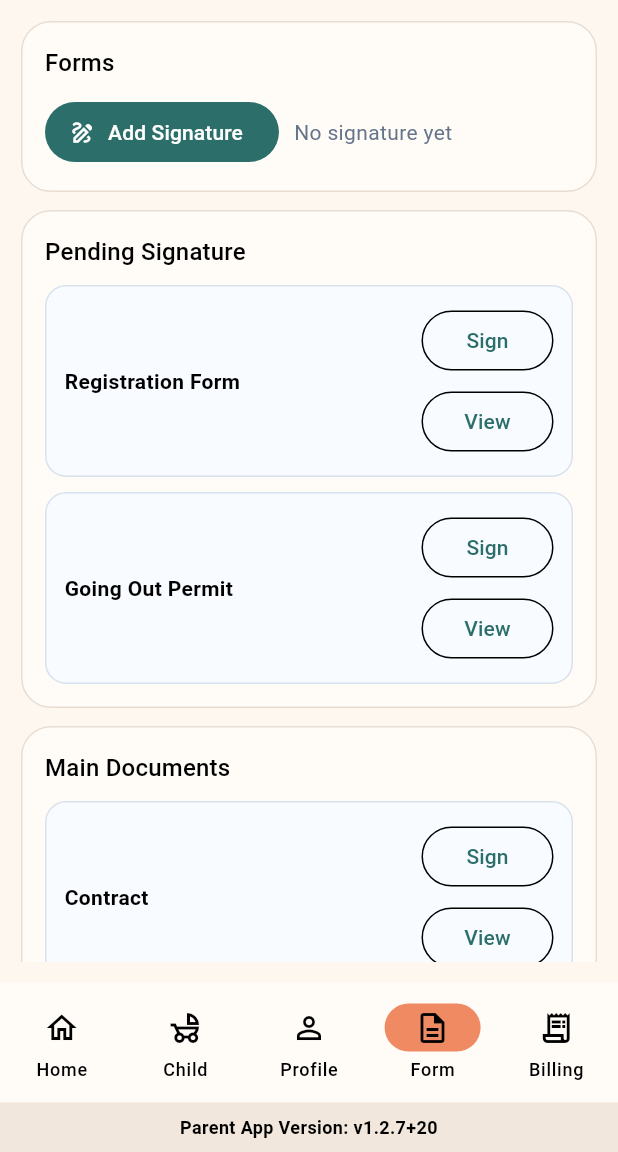
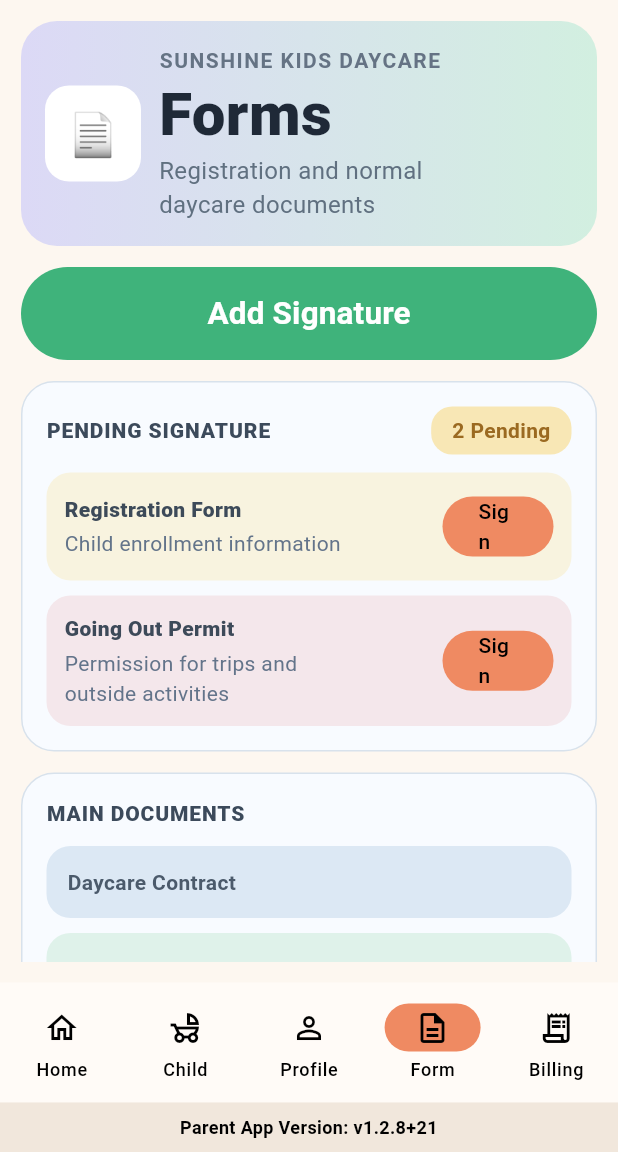
Before and after one commit to acesoftware365/parent_daycare_app_caresync, a Flutter app: the ParentHomeShell screen opened directly with empty values, item 4 of the bottom bar chosen, on a phone screen of 412 x 824 dp, the part 84-1236 px from its top. Run offline on Flutter 3.47's test engine with Material 3 defaults, Android fonts, the phone set to English and light mode, and no system bars; our stand-ins replace cloud_firestore, firebase_auth, firebase_core, shared_preferences; accounts and stored records are empty; statements that could not run were skipped.

Commit message:
style: fix forms header card and color palette

```diff
--- a/lib/main.dart
+++ b/lib/main.dart
@@ -9,7 +9,7 @@ import 'package:shared_preferences/shared_preferences.dart';
 
 import 'firebase_options.dart';
 
-const _appVersion = '1.2.7+20';
+const _appVersion = '1.2.8+21';
 
 Future<void> main() async {
   WidgetsFlutterBinding.ensureInitialized();
@@ -1526,69 +1526,182 @@ class _FormsPageState extends State<FormsPage> {
 
         return ListView(
           children: [
-            _SectionCard(
-              title: 'Forms',
-              child: Row(
+            Container(
+              padding: const EdgeInsets.all(16),
+              decoration: BoxDecoration(
+                gradient: const LinearGradient(
+                  colors: [Color(0xFFDCD9F6), Color(0xFFD2EFE0)],
+                ),
+                borderRadius: BorderRadius.circular(24),
+              ),
+              child: const Row(
                 children: [
-                  FilledButton.icon(
-                    onPressed: _saving ? null : () => _openSignatureDialog(),
-                    icon: const Icon(Icons.draw_outlined),
-                    label: const Text('Add Signature'),
-                  ),
-                  const SizedBox(width: 10),
+                  SizedBox(
+                    width: 64,
+                    height: 64,
+                    child: DecoratedBox(
+                      decoration: BoxDecoration(
+                        color: Colors.white,
+                        borderRadius: BorderRadius.all(Radius.circular(16)),
+                      ),
+                      child: Center(
+                        child: Text('📄', style: TextStyle(fontSize: 28)),
+                      ),
+                    ),
+                  ),
+                  SizedBox(width: 12),
                   Expanded(
-                    child: Text(
-                      _signaturePoints.any((p) => p != null)
-                          ? 'Signature captured'
-                          : 'No signature yet',
-                      style: const TextStyle(color: Color(0xFF64748B)),
+                    child: Column(
+                      crossAxisAlignment: CrossAxisAlignment.start,
+                      children: [
+                        Text(
+                          'SUNSHINE KIDS DAYCARE',
+                          style: TextStyle(
+                            fontSize: 14,
+                            letterSpacing: 1,
+                            fontWeight: FontWeight.w700,
+                            color: Color(0xFF657384),
+                          ),
+                        ),
+                        SizedBox(height: 6),
+                        Text(
+                          'Forms',
+                          style: TextStyle(
+                            fontSize: 40,
+                            height: 1,
+                            fontWeight: FontWeight.w800,
+                            color: Color(0xFF1F2937),
+                          ),
+                        ),
+                        SizedBox(height: 6),
+                        Text(
+                          'Registration and normal\ndaycare documents',
+                          style: TextStyle(
+                            fontSize: 16,
+                            color: Color(0xFF607080),
+                          ),
+                        ),
+                      ],
                     ),
                   ),
                 ],
               ),
             ),
-            const SizedBox(height: 12),
-            _SectionCard(
-              title: 'Pending Signature',
+            const SizedBox(height: 14),
+            SizedBox(
+              width: double.infinity,
+              child: FilledButton(
+                style: FilledButton.styleFrom(
+                  backgroundColor: const Color(0xFF3FB37B),
+                  padding: const EdgeInsets.symmetric(vertical: 16),
+                ),
+                onPressed: _saving ? null : () => _openSignatureDialog(),
+                child: const Text(
+                  'Add Signature',
+                  style: TextStyle(fontSize: 21, fontWeight: FontWeight.w700),
+                ),
+              ),
+            ),
+            const SizedBox(height: 14),
+            Container(
+              padding: const EdgeInsets.all(16),
+              decoration: BoxDecoration(
+                color: const Color(0xFFF8FBFF),
+                borderRadius: BorderRadius.circular(22),
+                border: Border.all(color: const Color(0xFFD8E2EC)),
+              ),
               child: Column(
+                crossAxisAlignment: CrossAxisAlignment.start,
                 children: [
-                  _PendingDocRow(
+                  Row(
+                    children: [
+                      const Expanded(
+                        child: Text(
+                          'PENDING SIGNATURE',
+                          style: TextStyle(
+                            fontWeight: FontWeight.w800,
+                            letterSpacing: 0.6,
+                            color: Color(0xFF3C4A5B),
+                          ),
+                        ),
+                      ),
+                      Container(
+                        padding: const EdgeInsets.symmetric(
+                          horizontal: 14,
+                          vertical: 6,
+                        ),
+                        decoration: BoxDecoration(
+                          color: const Color(0xFFF8E7B5),
+                          borderRadius: BorderRadius.circular(14),
+                        ),
+                        child: const Text(
+                          '2 Pending',
+                          style: TextStyle(
+                            color: Color(0xFF9B6A21),
+                            fontWeight: FontWeight.w700,
+                          ),
+                        ),
+                      ),
+                    ],
+                  ),
+                  const SizedBox(height: 12),
+                  _PendingSignCard(
                     title: 'Registration Form',
+                    subtitle: 'Child enrollment information',
+                    color: const Color(0xFFF8F3DF),
                     onSign: _saving ? null : _openSignatureDialog,
-                    onView: () => _showViewMessage('Registration Form'),
                   ),
                   const SizedBox(height: 10),
-                  _PendingDocRow(
+                  _PendingSignCard(
                     title: 'Going Out Permit',
+                    subtitle: 'Permission for trips and\noutside activities',
+                    color: const Color(0xFFF4E7EB),
                     onSign: _saving ? null : _openSignatureDialog,
-                    onView: () => _showViewMessage('Going Out Permit'),
                   ),
                 ],
               ),
             ),
-            const SizedBox(height: 12),
-            _SectionCard(
-              title: 'Main Documents',
-              child: Column(
+            const SizedBox(height: 14),
+            Container(
+              padding: const EdgeInsets.all(16),
+              decoration: BoxDecoration(
+                color: const Color(0xFFF8FBFF),
+                borderRadius: BorderRadius.circular(22),
+                border: Border.all(color: const Color(0xFFD8E2EC)),
+              ),
+              child: const Column(
+                crossAxisAlignment: CrossAxisAlignment.start,
                 children: [
-                  _PendingDocRow(
-                    title: 'Contract',
-                    onSign: _saving ? null : _openSignatureDialog,
-                    onView: () => _showViewMessage('Contract'),
-                  ),
-                  const SizedBox(height: 10),
-                  _PendingDocRow(
-                    title: 'Emergency Contact Form',
-                    onSign: _saving ? null : _openSignatureDialog,
-                    onView: () => _showViewMessage('Emergency Contact Form'),
+                  Text(
+                    'MAIN DOCUMENTS',
+                    style: TextStyle(
+                      fontWeight: FontWeight.w800,
+                      letterSpacing: 0.6,
+                      color: Color(0xFF3C4A5B),
+                    ),
+                  ),
+                  SizedBox(height: 12),
+                  _FormsDocRow(
+                    text: 'Daycare Contract',
+                    color: Color(0xFFDCE8F4),
+                  ),
+                  SizedBox(height: 10),
+                  _FormsDocRow(
+                    text: 'Child Registration',
+                    color: Color(0xFFDFF2EA),
+                  ),
+                  SizedBox(height: 10),
+                  _FormsDocRow(
+                    text: 'Emergency Contact Form',
+                    color: Color(0xFFE9E7F8),
+                  ),
+                  SizedBox(height: 10),
+                  _FormsDocRow(
+                    text: 'Medical Information',
+                    color: Color(0xFFF4F0DE),
                   ),
                 ],
               ),
-            ),
-            const SizedBox(height: 12),
-            const _SectionCard(
-              title: 'Signed Documents',
-              child: Text('Completed and signed documents will appear here.'),
             ),
           ],
         );
@@ -1702,12 +1815,6 @@ class _FormsPageState extends State<FormsPage> {
     );
   }
 
-  void _showViewMessage(String doc) {
-    ScaffoldMessenger.of(
-      context,
-    ).showSnackBar(SnackBar(content: Text('View: $doc')));
-  }
-
   List<Map<String, double?>> _encodeSignaturePoints(List<Offset?> points) {
     return points
         .map(
@@ -1737,54 +1844,83 @@ class _FormsPageState extends State<FormsPage> {
   }
 }
 
-class _PendingDocRow extends StatelessWidget {
-  const _PendingDocRow({
+class _PendingSignCard extends StatelessWidget {
+  const _PendingSignCard({
     required this.title,
+    required this.subtitle,
+    required this.color,
     required this.onSign,
-    required this.onView,
   });
 
   final String title;
+  final String subtitle;
+  final Color color;
   final VoidCallback? onSign;
-  final VoidCallback onView;
 
   @override
   Widget build(BuildContext context) {
     return Container(
       padding: const EdgeInsets.all(12),
       decoration: BoxDecoration(
-        color: const Color(0xFFF8FBFF),
-        borderRadius: BorderRadius.circular(14),
-        border: Border.all(color: const Color(0xFFD8E2EC)),
+        color: color,
+        borderRadius: BorderRadius.circular(16),
       ),
       child: Row(
         children: [
           Expanded(
-            child: Text(
-              title,
-              style: const TextStyle(fontWeight: FontWeight.w700),
+            child: Column(
+              crossAxisAlignment: CrossAxisAlignment.start,
+              children: [
+                Text(
+                  title,
+                  style: const TextStyle(
+                    fontWeight: FontWeight.w800,
+                    color: Color(0xFF3D4A59),
+                  ),
+                ),
+                const SizedBox(height: 3),
+                Text(
+                  subtitle,
+                  style: const TextStyle(color: Color(0xFF63748A)),
+                ),
+              ],
             ),
           ),
-          Column(
-            children: [
-              SizedBox(
-                width: 88,
-                child: OutlinedButton(
-                  onPressed: onSign,
-                  child: const Text('Sign'),
-                ),
-              ),
-              const SizedBox(height: 6),
-              SizedBox(
-                width: 88,
-                child: OutlinedButton(
-                  onPressed: onView,
-                  child: const Text('View'),
-                ),
-              ),
-            ],
+          const SizedBox(width: 8),
+          SizedBox(
+            width: 74,
+            child: FilledButton.tonal(
+              onPressed: onSign,
+              child: const Text('Sign'),
+            ),
           ),
         ],
+      ),
+    );
+  }
+}
+
+class _FormsDocRow extends StatelessWidget {
+  const _FormsDocRow({required this.text, required this.color});
+
+  final String text;
+  final Color color;
+
+  @override
+  Widget build(BuildContext context) {
+    return Container(
+      width: double.infinity,
+      padding: const EdgeInsets.symmetric(horizontal: 14, vertical: 14),
+      decoration: BoxDecoration(
+        color: color,
+        borderRadius: BorderRadius.circular(16),
+      ),
+      child: Text(
+        text,
+        style: const TextStyle(
+          color: Color(0xFF4B5A6B),
+          fontWeight: FontWeight.w600,
+        ),
       ),
     );
   }
--- a/pubspec.yaml
+++ b/pubspec.yaml
@@ -16,7 +16,7 @@ publish_to: 'none' # Remove this line if you wish to publish to pub.dev
 # https://developer.apple.com/library/archive/documentation/General/Reference/InfoPlistKeyReference/Articles/CoreFoundationKeys.html
 # In Windows, build-name is used as the major, minor, and patch parts
 # of the product and file versions while build-number is used as the build suffix.
-version: 1.2.7+20
+version: 1.2.8+21
 
 environment:
   sdk: ^3.10.7
```
